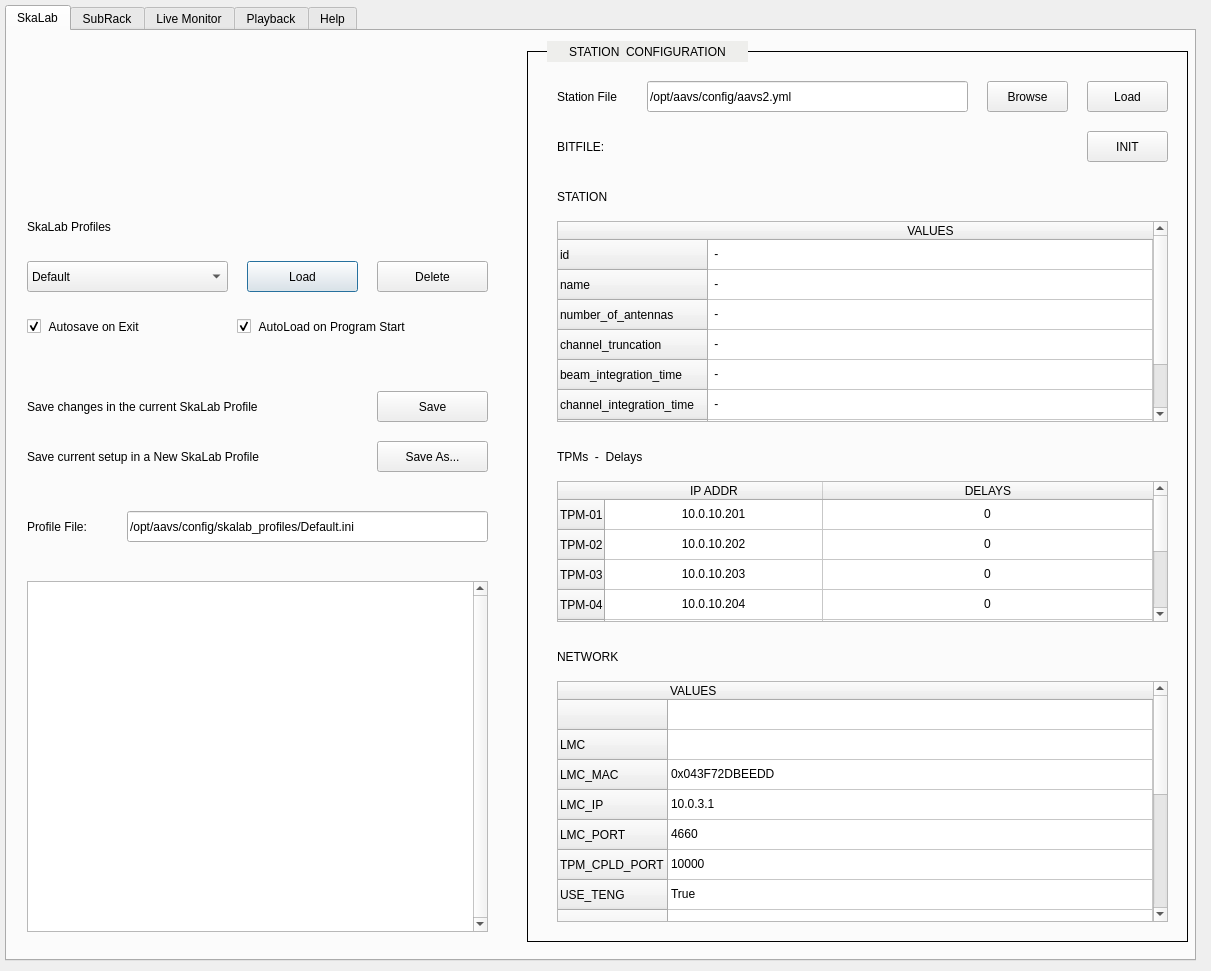
Above: skalab_main.ui from amattana/skalab before the change. Below: the same form after it.
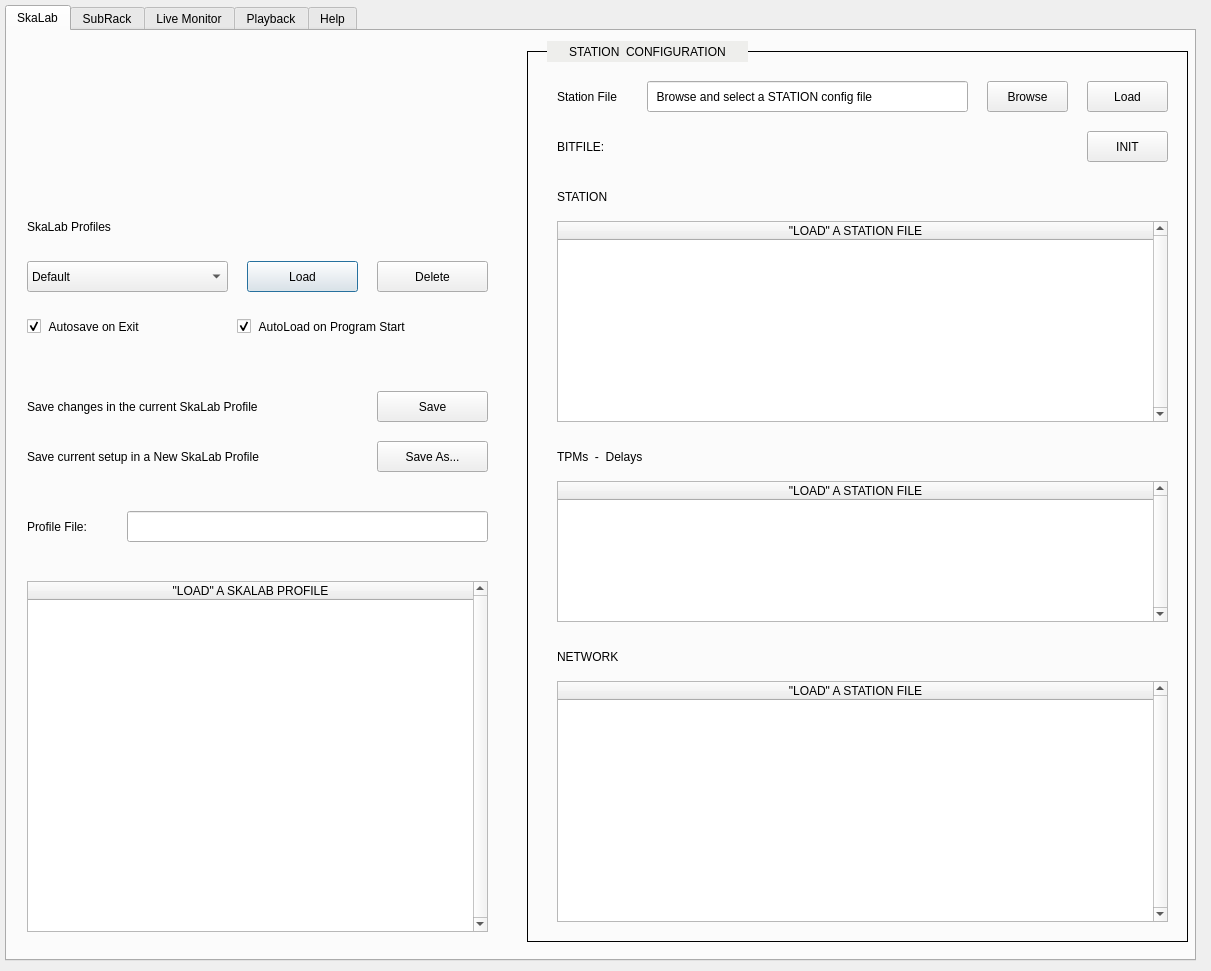
That is the form after the change.

Commit message: blank tables

Patch:
```diff
--- a/skalab_main.ui
+++ b/skalab_main.ui
@@ -148,7 +148,7 @@
       </rect>
      </property>
      <property name="text">
-      <string>/opt/aavs/config/skalab_profiles/Default.ini</string>
+      <string/>
      </property>
      <property name="readOnly">
       <bool>true</bool>
@@ -279,7 +279,7 @@
        </rect>
       </property>
       <property name="text">
-       <string>/opt/aavs/config/aavs2.yml</string>
+       <string>  Browse and select a STATION config file</string>
       </property>
       <property name="readOnly">
        <bool>true</bool>
@@ -380,190 +380,11 @@
       <attribute name="horizontalHeaderStretchLastSection">
        <bool>true</bool>
       </attribute>
-      <row>
-       <property name="text">
-        <string>TPM-01</string>
-       </property>
-      </row>
-      <row>
-       <property name="text">
-        <string>TPM-02</string>
-       </property>
-      </row>
-      <row>
-       <property name="text">
-        <string>TPM-03</string>
-       </property>
-      </row>
-      <row>
-       <property name="text">
-        <string>TPM-04</string>
-       </property>
-      </row>
-      <row>
-       <property name="text">
-        <string>TPM-05</string>
-       </property>
-      </row>
-      <row>
-       <property name="text">
-        <string>TPM-06</string>
-       </property>
-      </row>
-      <row>
-       <property name="text">
-        <string>TPM-07</string>
-       </property>
-      </row>
-      <row>
-       <property name="text">
-        <string>TPM-08</string>
-       </property>
-      </row>
       <column>
        <property name="text">
-        <string>IP ADDR</string>
+        <string>&quot;LOAD&quot; A STATION FILE</string>
        </property>
-       <property name="textAlignment">
-        <set>AlignCenter</set>
-       </property>
       </column>
-      <column>
-       <property name="text">
-        <string>DELAYS</string>
-       </property>
-       <property name="textAlignment">
-        <set>AlignCenter</set>
-       </property>
-      </column>
-      <item row="0" column="0">
-       <property name="text">
-        <string>10.0.10.201</string>
-       </property>
-       <property name="textAlignment">
-        <set>AlignCenter</set>
-       </property>
-      </item>
-      <item row="0" column="1">
-       <property name="text">
-        <string>0</string>
-       </property>
-       <property name="textAlignment">
-        <set>AlignCenter</set>
-       </property>
-      </item>
-      <item row="1" column="0">
-       <property name="text">
-        <string>10.0.10.202</string>
-       </property>
-       <property name="textAlignment">
-        <set>AlignCenter</set>
-       </property>
-      </item>
-      <item row="1" column="1">
-       <property name="text">
-        <string>0</string>
-       </property>
-       <property name="textAlignment">
-        <set>AlignCenter</set>
-       </property>
-      </item>
-      <item row="2" column="0">
-       <property name="text">
-        <string>10.0.10.203</string>
-       </property>
-       <property name="textAlignment">
-        <set>AlignCenter</set>
-       </property>
-      </item>
-      <item row="2" column="1">
-       <property name="text">
-        <string>0</string>
-       </property>
-       <property name="textAlignment">
-        <set>AlignCenter</set>
-       </property>
-      </item>
-      <item row="3" column="0">
-       <property name="text">
-        <string>10.0.10.204</string>
-       </property>
-       <property name="textAlignment">
-        <set>AlignCenter</set>
-       </property>
-      </item>
-      <item row="3" column="1">
-       <property name="text">
-        <string>0</string>
-       </property>
-       <property name="textAlignment">
-        <set>AlignCenter</set>
-       </property>
-      </item>
-      <item row="4" column="0">
-       <property name="text">
-        <string>10.0.10.205</string>
-       </property>
-       <property name="textAlignment">
-        <set>AlignCenter</set>
-       </property>
-      </item>
-      <item row="4" column="1">
-       <property name="text">
-        <string>0</string>
-       </property>
-       <property name="textAlignment">
-        <set>AlignCenter</set>
-       </property>
-      </item>
-      <item row="5" column="0">
-       <property name="text">
-        <string>10.0.10.206</string>
-       </property>
-       <property name="textAlignment">
-        <set>AlignCenter</set>
-       </property>
-      </item>
-      <item row="5" column="1">
-       <property name="text">
-        <string>0</string>
-       </property>
-       <property name="textAlignment">
-        <set>AlignCenter</set>
-       </property>
-      </item>
-      <item row="6" column="0">
-       <property name="text">
-        <string>10.0.10.207</string>
-       </property>
-       <property name="textAlignment">
-        <set>AlignCenter</set>
-       </property>
-      </item>
-      <item row="6" column="1">
-       <property name="text">
-        <string>0</string>
-       </property>
-       <property name="textAlignment">
-        <set>AlignCenter</set>
-       </property>
-      </item>
-      <item row="7" column="0">
-       <property name="text">
-        <string>10.0.10.208</string>
-       </property>
-       <property name="textAlignment">
-        <set>AlignCenter</set>
-       </property>
-      </item>
-      <item row="7" column="1">
-       <property name="text">
-        <string>0</string>
-       </property>
-       <property name="textAlignment">
-        <set>AlignCenter</set>
-       </property>
-      </item>
      </widget>
      <widget class="QTableWidget" name="qtable_station">
       <property name="geometry">
@@ -583,91 +404,11 @@
       <attribute name="horizontalHeaderStretchLastSection">
        <bool>true</bool>
       </attribute>
-      <row>
-       <property name="text">
-        <string>id</string>
-       </property>
-      </row>
-      <row>
-       <property name="text">
-        <string>name</string>
-       </property>
-      </row>
-      <row>
-       <property name="text">
-        <string>number_of_antennas</string>
-       </property>
-      </row>
-      <row>
-       <property name="text">
-        <string>channel_truncation</string>
-       </property>
-      </row>
-      <row>
-       <property name="text">
-        <string>beam_integration_time</string>
-       </property>
-      </row>
-      <row>
-       <property name="text">
-        <string>channel_integration_time</string>
-       </property>
-      </row>
-      <row>
-       <property name="text">
-        <string>beamformer_scaling</string>
-       </property>
-      </row>
-      <row>
-       <property name="text">
-        <string>equalize_preadu</string>
-       </property>
-      </row>
       <column>
        <property name="text">
-        <string>VALUES</string>
+        <string>&quot;LOAD&quot; A STATION FILE</string>
        </property>
       </column>
-      <item row="0" column="0">
-       <property name="text">
-        <string> - </string>
-       </property>
-      </item>
-      <item row="1" column="0">
-       <property name="text">
-        <string> - </string>
-       </property>
-      </item>
-      <item row="2" column="0">
-       <property name="text">
-        <string> - </string>
-       </property>
-      </item>
-      <item row="3" column="0">
-       <property name="text">
-        <string> - </string>
-       </property>
-      </item>
-      <item row="4" column="0">
-       <property name="text">
-        <string> - </string>
-       </property>
-      </item>
-      <item row="5" column="0">
-       <property name="text">
-        <string> - </string>
-       </property>
-      </item>
-      <item row="6" column="0">
-       <property name="text">
-        <string> - </string>
-       </property>
-      </item>
-      <item row="7" column="0">
-       <property name="text">
-        <string> - </string>
-       </property>
-      </item>
      </widget>
      <widget class="QLabel" name="qlabel_tpms">
       <property name="geometry">
@@ -719,152 +460,11 @@
       <attribute name="horizontalHeaderStretchLastSection">
        <bool>true</bool>
       </attribute>
-      <row>
-       <property name="text">
-        <string/>
-       </property>
-      </row>
-      <row>
-       <property name="text">
-        <string>LMC</string>
-       </property>
-      </row>
-      <row>
-       <property name="text">
-        <string>LMC_MAC</string>
-       </property>
-      </row>
-      <row>
-       <property name="text">
-        <string>LMC_IP</string>
-       </property>
-      </row>
-      <row>
-       <property name="text">
-        <string>LMC_PORT</string>
-       </property>
-      </row>
-      <row>
-       <property name="text">
-        <string>TPM_CPLD_PORT</string>
-       </property>
-      </row>
-      <row>
-       <property name="text">
-        <string>USE_TENG</string>
-       </property>
-      </row>
-      <row>
-       <property name="text">
-        <string/>
-       </property>
-      </row>
-      <row>
-       <property name="text">
-        <string>CSP_INGEST</string>
-       </property>
-      </row>
-      <row>
-       <property name="text">
-        <string>CSP_MAC</string>
-       </property>
-      </row>
-      <row>
-       <property name="text">
-        <string>CSP_IP</string>
-       </property>
-      </row>
-      <row>
-       <property name="text">
-        <string>CSP_PORT</string>
-       </property>
-      </row>
-      <row>
-       <property name="text">
-        <string>SRC_MAC</string>
-       </property>
-      </row>
-      <row>
-       <property name="text">
-        <string>SRC_IP</string>
-       </property>
-      </row>
-      <row>
-       <property name="text">
-        <string>SRC_PORT</string>
-       </property>
-      </row>
       <column>
        <property name="text">
-        <string>VALUES</string>
-       </property>
-       <property name="textAlignment">
-        <set>AlignLeading|AlignVCenter</set>
+        <string>&quot;LOAD&quot; A STATION FILE</string>
        </property>
       </column>
-      <item row="1" column="0">
-       <property name="text">
-        <string/>
-       </property>
-       <property name="textAlignment">
-        <set>AlignLeading|AlignVCenter</set>
-       </property>
-      </item>
-      <item row="2" column="0">
-       <property name="text">
-        <string>0x043F72DBEEDD</string>
-       </property>
-      </item>
-      <item row="3" column="0">
-       <property name="text">
-        <string>10.0.3.1</string>
-       </property>
-      </item>
-      <item row="4" column="0">
-       <property name="text">
-        <string>4660</string>
-       </property>
-      </item>
-      <item row="5" column="0">
-       <property name="text">
-        <string>10000</string>
-       </property>
-      </item>
-      <item row="6" column="0">
-       <property name="text">
-        <string>True</string>
-       </property>
-      </item>
-      <item row="9" column="0">
-       <property name="text">
-        <string>0x043F72DBEEDD</string>
-       </property>
-      </item>
-      <item row="10" column="0">
-       <property name="text">
-        <string>10.0.3.1</string>
-       </property>
-      </item>
-      <item row="11" column="0">
-       <property name="text">
-        <string>4660</string>
-       </property>
-      </item>
-      <item row="12" column="0">
-       <property name="text">
-        <string>Null</string>
-       </property>
-      </item>
-      <item row="13" column="0">
-       <property name="text">
-        <string>Null</string>
-       </property>
-      </item>
-      <item row="14" column="0">
-       <property name="text">
-        <string>Null</string>
-       </property>
-      </item>
      </widget>
      <widget class="QLabel" name="qlabel_bitfile_2">
       <property name="geometry">
@@ -898,6 +498,14 @@
      <attribute name="horizontalHeaderDefaultSectionSize">
       <number>365</number>
      </attribute>
+     <attribute name="horizontalHeaderStretchLastSection">
+      <bool>true</bool>
+     </attribute>
+     <column>
+      <property name="text">
+       <string>&quot;LOAD&quot; A SKALAB PROFILE</string>
+      </property>
+     </column>
     </widget>
     <widget class="QLabel" name="qlabel_connection_3">
      <property name="geometry">
```
